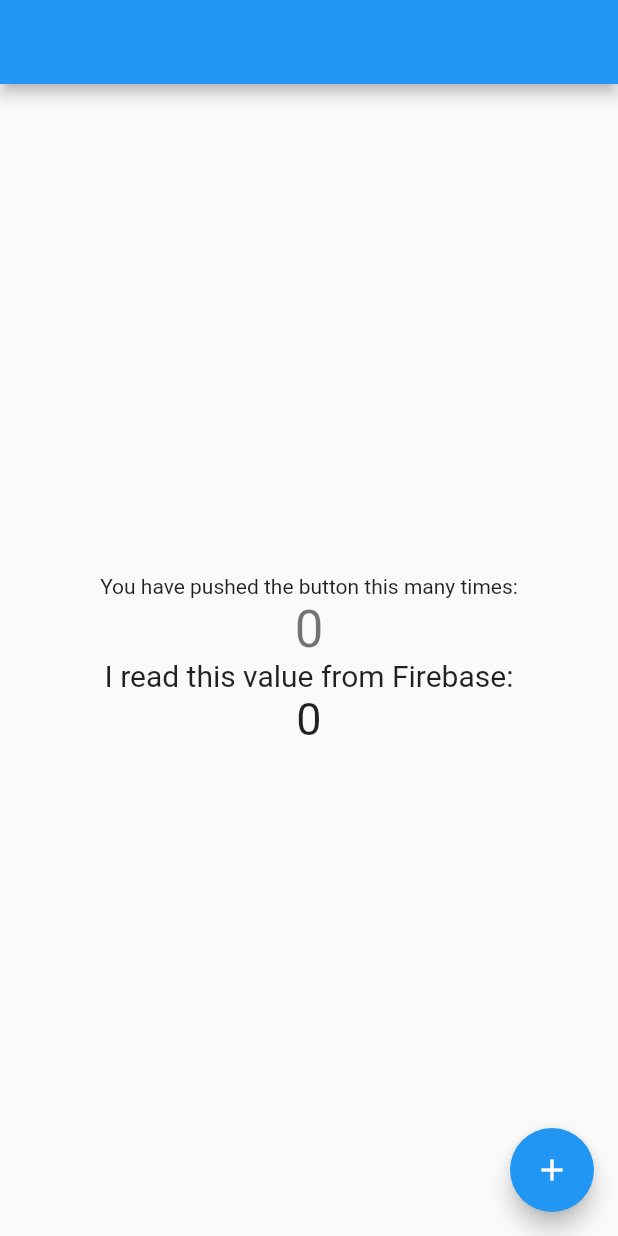
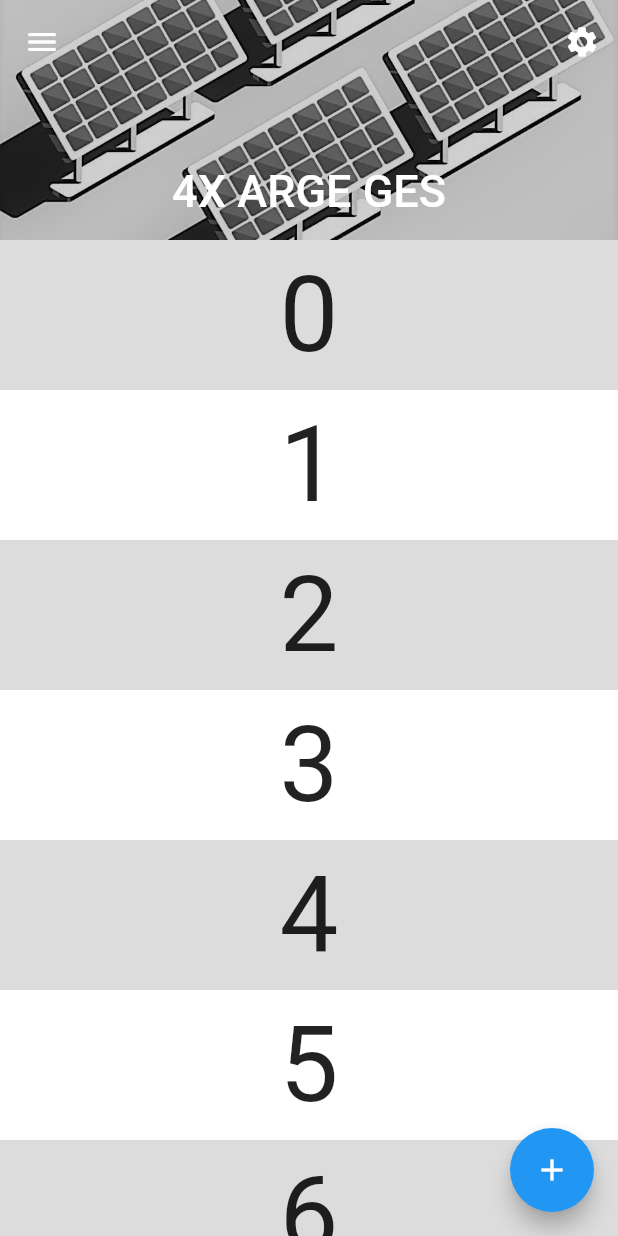
Before and after one commit to BurakYtu/GES_UI, a Flutter app: the screen it shows after launch, on a phone screen of 412 x 824 dp. Run offline on Flutter 3.47's test engine with Material 2 defaults, Android fonts, the phone set to English and light mode, and no system bars.

Commit message:
sliver
sliver app bar

```diff
--- a/ges/lib/main.dart
+++ b/ges/lib/main.dart
@@ -1,3 +1,4 @@
+import 'package:flutter/cupertino.dart';
 import 'package:flutter/material.dart';
 
 void main(){
@@ -15,6 +16,10 @@ class gesui extends StatefulWidget {
 class _gesuiState extends State<gesui> {
   int _counter = 0;
   int firabasedata = 0;
+  bool _pinned = true;
+  bool _snap = false;
+  bool _floating = false;
+  final plantimage = 'assets/plant.PNG';
 
   void _incrementCounter() {
     setState(() {
@@ -25,23 +30,43 @@ class _gesuiState extends State<gesui> {
   @override
   Widget build(BuildContext context) {
     return Scaffold(
-      appBar: AppBar(
-      ),
-      body: Center(
-        child: Column(
-          mainAxisAlignment: MainAxisAlignment.center,
-          children: <Widget>[
-            Text(
-              'You have pushed the button this many times:',
+      body: CustomScrollView(
+        slivers: <Widget>[
+          SliverAppBar(
+            pinned: _pinned,
+            snap: _snap,
+            floating: _floating,
+            expandedHeight: 160.0,
+            backgroundColor: Color(0xFFFFF700),
+            flexibleSpace: FlexibleSpaceBar(
+              background: Image(
+                image: AssetImage('assets/plant.PNG'),
+                fit: BoxFit.fitWidth,
+              ),
+                title: Text('4X ARGE GES'),
+                centerTitle: true,
             ),
-            Text(
-              '$_counter',
-              style: Theme.of(context).textTheme.headline4,
+            leading: Icon(Icons.menu),
+            actions: [
+              Icon(Icons.settings),
+              SizedBox(width: 12,)
+            ],
+          ),
+          SliverList(
+            delegate: SliverChildBuilderDelegate(
+                  (BuildContext context, int index) {
+                return Container(
+                  color: index.isOdd ? Colors.white : Colors.black12,
+                  height: 100.0,
+                  child: Center(
+                    child: Text('$index', textScaleFactor: 5),
+                  ),
+                );
+              },
+              childCount: 20,
             ),
-            Text('I read this value from Firebase:',style: TextStyle(fontSize: 20)),
-            Text(firabasedata.toString(),style: TextStyle(fontSize: 30)),
-          ],
-        ),
+          ),
+        ],
       ),
       floatingActionButton: FloatingActionButton(
         onPressed: _incrementCounter,
--- a/ges/pubspec.yaml
+++ b/ges/pubspec.yaml
@@ -45,9 +45,8 @@ flutter:
   uses-material-design: true
 
   # To add assets to your application, add an assets section, like this:
-  # assets:
-  #   - images/a_dot_burr.jpeg
-  #   - images/a_dot_ham.jpeg
+  assets:
+     - assets/plant.PNG
 
   # An image asset can refer to one or more resolution-specific "variants", see
   # https://flutter.dev/assets-and-images/#resolution-aware.
```
Also changed, not shown: ges/assets/plant.PNG (added).
